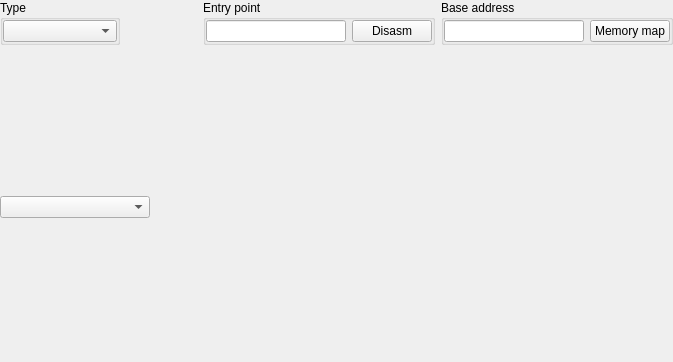
Old version of the form formatswidget.ui in the repository horsicq/FormatWidgets.
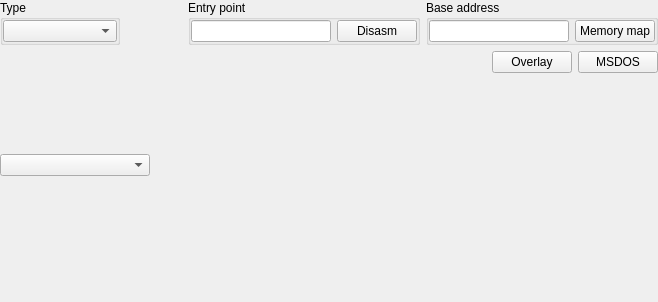
New version of the form. The open tabs and pages were chosen to show the change. Custom widgets are drawn as their Qt base class.

```diff
--- a/formatswidget.ui
+++ b/formatswidget.ui
@@ -6,8 +6,8 @@
    <rect>
     <x>0</x>
     <y>0</y>
-    <width>673</width>
-    <height>362</height>
+    <width>658</width>
+    <height>302</height>
    </rect>
   </property>
   <property name="windowTitle">
@@ -183,7 +183,66 @@
      </property>
      <widget class="QWidget" name="pageBinary"/>
      <widget class="QWidget" name="pageCOM"/>
-     <widget class="QWidget" name="pageMSDOS"/>
+     <widget class="QWidget" name="pageMSDOS">
+      <layout class="QVBoxLayout" name="verticalLayout_4">
+       <property name="leftMargin">
+        <number>0</number>
+       </property>
+       <property name="topMargin">
+        <number>0</number>
+       </property>
+       <property name="rightMargin">
+        <number>0</number>
+       </property>
+       <property name="bottomMargin">
+        <number>0</number>
+       </property>
+       <item>
+        <layout class="QHBoxLayout" name="horizontalLayout_8">
+         <item>
+          <spacer name="horizontalSpacer_8">
+           <property name="orientation">
+            <enum>Qt::Horizontal</enum>
+           </property>
+           <property name="sizeHint" stdset="0">
+            <size>
+             <width>40</width>
+             <height>20</height>
+            </size>
+           </property>
+          </spacer>
+         </item>
+         <item>
+          <widget class="QPushButton" name="pushButtonMSDOSOverlay">
+           <property name="text">
+            <string>Overlay</string>
+           </property>
+          </widget>
+         </item>
+         <item>
+          <widget class="QPushButton" name="pushButtonMSDOS">
+           <property name="text">
+            <string notr="true">MSDOS</string>
+           </property>
+          </widget>
+         </item>
+        </layout>
+       </item>
+       <item>
+        <spacer name="verticalSpacer_2">
+         <property name="orientation">
+          <enum>Qt::Vertical</enum>
+         </property>
+         <property name="sizeHint" stdset="0">
+          <size>
+           <width>20</width>
+           <height>68</height>
+          </size>
+         </property>
+        </spacer>
+       </item>
+      </layout>
+     </widget>
      <widget class="QWidget" name="pagePE">
       <layout class="QVBoxLayout" name="verticalLayout_2">
        <property name="leftMargin">
```
Left out of the diff: 112 changed lines with no effect on the pictures.
